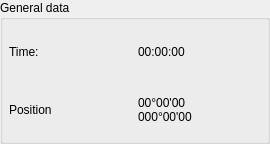
Old version of the form src/gui/WGeneralData.ui in the repository ifritee/gps_view.
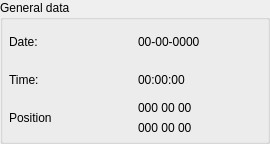
New version of the form.

The edit to the form file:
```diff
--- a/src/gui/WGeneralData.ui
+++ b/src/gui/WGeneralData.ui
@@ -47,35 +47,59 @@
       <property name="bottomMargin">
        <number>6</number>
       </property>
-      <item row="0" column="0">
+      <item row="2" column="0">
        <widget class="QLabel" name="label">
         <property name="text">
          <string>Time:</string>
         </property>
        </widget>
       </item>
-      <item row="0" column="1">
+      <item row="2" column="1">
        <widget class="QLabel" name="time">
         <property name="text">
          <string>00:00:00</string>
         </property>
        </widget>
       </item>
-      <item row="1" column="0">
+      <item row="3" column="0">
        <widget class="QLabel" name="label_3">
         <property name="text">
          <string>Position</string>
         </property>
        </widget>
       </item>
-      <item row="1" column="1">
-       <widget class="QLabel" name="position">
+      <item row="0" column="0">
+       <widget class="QLabel" name="label_2">
         <property name="text">
-         <string>00°00'00
-000°00'00</string>
+         <string>Date:</string>
         </property>
        </widget>
       </item>
+      <item row="0" column="1">
+       <widget class="QLabel" name="date">
+        <property name="text">
+         <string>00-00-0000</string>
+        </property>
+       </widget>
+      </item>
+      <item row="3" column="1">
+       <layout class="QVBoxLayout" name="verticalLayout_2">
+        <item>
+         <widget class="QLabel" name="latitude">
+          <property name="text">
+           <string>000 00 00</string>
+          </property>
+         </widget>
+        </item>
+        <item>
+         <widget class="QLabel" name="longitude">
+          <property name="text">
+           <string>000 00 00</string>
+          </property>
+         </widget>
+        </item>
+       </layout>
+      </item>
      </layout>
     </widget>
    </item>
```
